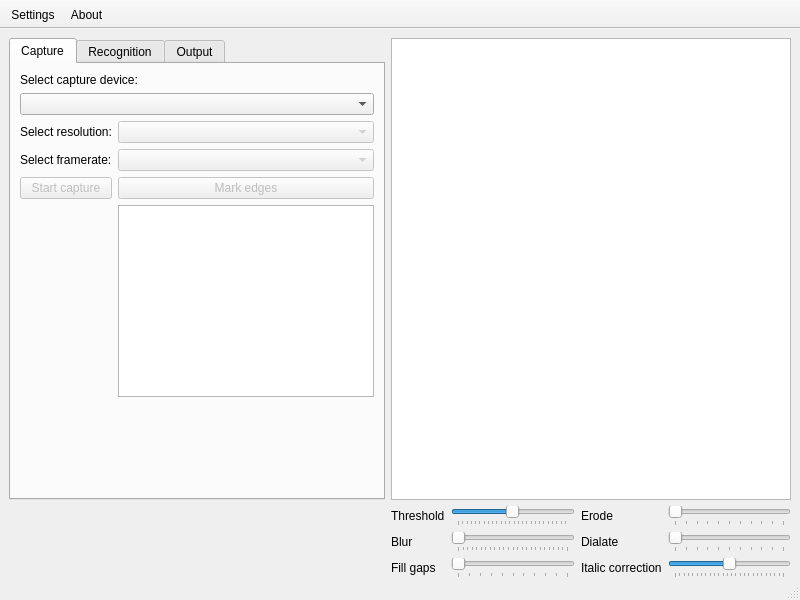
First picture: the form in scoreboardocr.ui, repository RenarsKokins/ScoreboardOCR, before the edit.
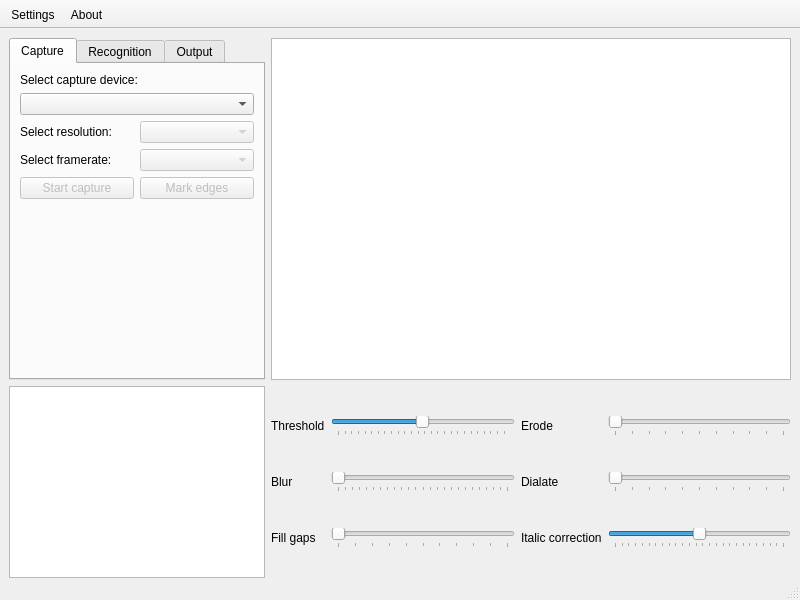
Second picture: the form after the edit. Icons and pictures are not drawn.

```diff
--- a/scoreboardocr.ui
+++ b/scoreboardocr.ui
@@ -309,22 +309,6 @@
           </property>
          </widget>
         </item>
-        <item row="5" column="1">
-         <widget class="QGraphicsView" name="smallImage">
-          <property name="sizePolicy">
-           <sizepolicy hsizetype="Minimum" vsizetype="Minimum">
-            <horstretch>0</horstretch>
-            <verstretch>0</verstretch>
-           </sizepolicy>
-          </property>
-          <property name="minimumSize">
-           <size>
-            <width>0</width>
-            <height>180</height>
-           </size>
-          </property>
-         </widget>
-        </item>
        </layout>
       </widget>
       <widget class="QWidget" name="selectionTab">
@@ -384,6 +368,22 @@
     <item row="1" column="2">
      <widget class="QGraphicsView" name="mainImage"/>
     </item>
+    <item row="3" column="1">
+     <widget class="QGraphicsView" name="smallImage">
+      <property name="sizePolicy">
+       <sizepolicy hsizetype="Minimum" vsizetype="Minimum">
+        <horstretch>0</horstretch>
+        <verstretch>0</verstretch>
+       </sizepolicy>
+      </property>
+      <property name="minimumSize">
+       <size>
+        <width>0</width>
+        <height>180</height>
+       </size>
+      </property>
+     </widget>
+    </item>
    </layout>
   </widget>
   <widget class="QStatusBar" name="statusbar"/>
```
